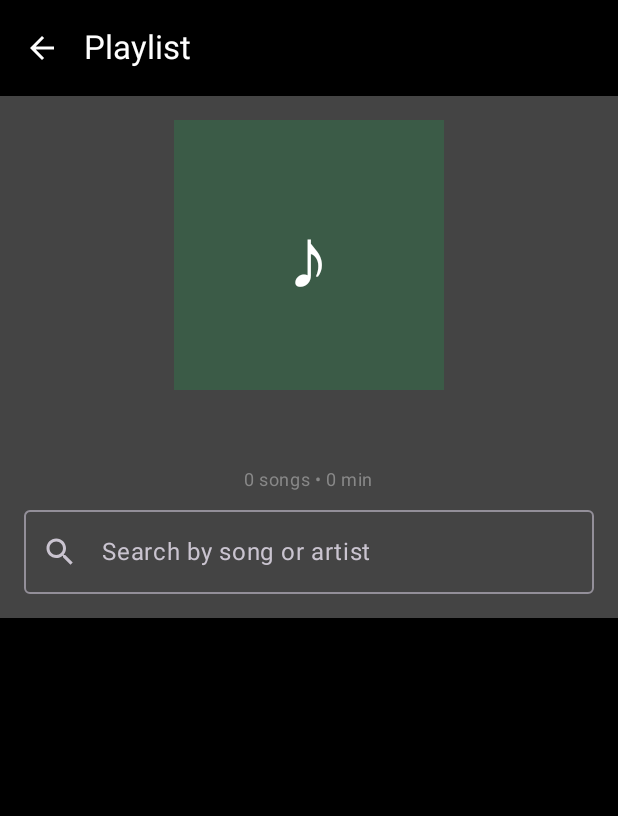
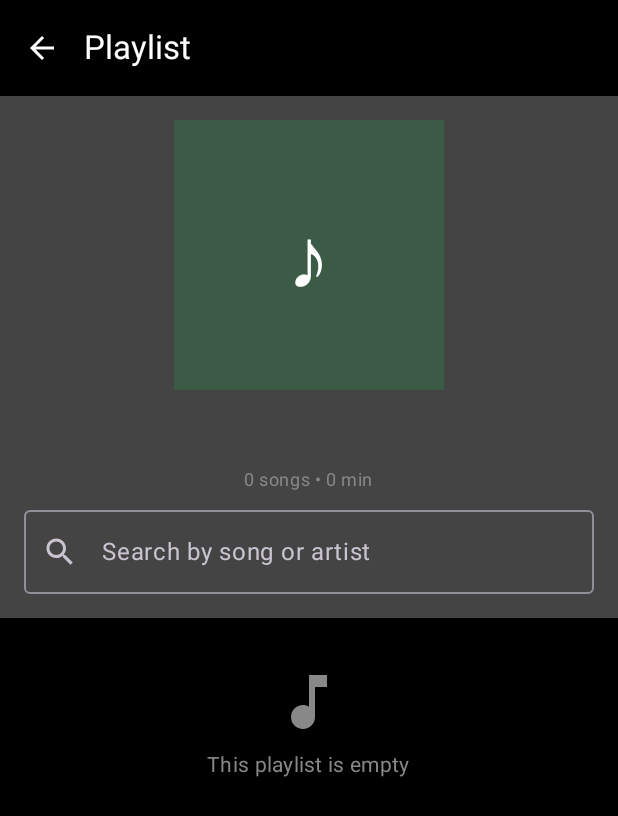
Before and after one commit to Aron-Judge/AndroidMediaPlayer, an Android app built with Jetpack Compose: the composable PlaylistDetailScreen called with empty values, on a phone screen of 412 x 824 dp. Shown: the top 816 px of the screen. Run offline under Robolectric (Android 15) with nearby library versions, the phone set to English and light mode, and no system bars; our stand-ins replace Room's generated code; pictures from the network do not load.

Commit message:
Added "no results found" if search bar finds no results as well as added animations to searching

```diff
--- a/app/src/main/java/com/aron/mediaplayer/ui/screens/PlaylistDetailScreen.kt
+++ b/app/src/main/java/com/aron/mediaplayer/ui/screens/PlaylistDetailScreen.kt
@@ -1,15 +1,23 @@
-@file:OptIn(androidx.compose.material3.ExperimentalMaterial3Api::class)
+@file:OptIn(
+    androidx.compose.material3.ExperimentalMaterial3Api::class,
+    androidx.compose.foundation.ExperimentalFoundationApi::class // ✅ add this
+)
 
 package com.aron.mediaplayer.ui.screens
 
 import android.content.Intent
+import androidx.compose.animation.AnimatedVisibility
+import androidx.compose.animation.fadeIn
+import androidx.compose.animation.fadeOut
 import androidx.compose.foundation.background
 import androidx.compose.foundation.layout.*
 import androidx.compose.foundation.lazy.LazyColumn
 import androidx.compose.foundation.lazy.items
+import androidx.compose.foundation.lazy.itemsIndexed
 import androidx.compose.material.icons.Icons
 import androidx.compose.material.icons.filled.ArrowBack
 import androidx.compose.material.icons.filled.Edit
+import androidx.compose.material.icons.filled.MusicNote
 import androidx.compose.material.icons.filled.Search
 import androidx.compose.material3.*
 import androidx.compose.runtime.*
@@ -49,7 +57,6 @@ fun PlaylistDetailScreen(
         value = dao.getPlaylistById(playlistId)
     }
 
-    // ✅ Live search results
     val tracks by viewModel.getTracksForPlaylistLive(playlistId).collectAsState()
     val searchText by viewModel.getSearchQuery().collectAsState()
 
@@ -175,7 +182,7 @@ fun PlaylistDetailScreen(
 
                     Spacer(Modifier.height(12.dp))
 
-                    // ✅ Search bar
+                    // Search bar
                     OutlinedTextField(
                         value = searchText,
                         onValueChange = { viewModel.setSearchQuery(it) },
@@ -187,8 +194,50 @@ fun PlaylistDetailScreen(
                 }
             }
 
-            // Track list
-            items(tracks) { track ->
+            // Animated empty state
+            item {
+                AnimatedVisibility(
+                    visible = tracks.isEmpty(),
+                    enter = fadeIn(),
+                    exit = fadeOut()
+                ) {
+                    Box(
+                        modifier = Modifier
+                            .fillMaxWidth()
+                            .padding(32.dp),
+                        contentAlignment = Alignment.Center
+                    ) {
+                        Column(horizontalAlignment = Alignment.CenterHorizontally) {
+                            Icon(
+                                imageVector = if (searchText.isBlank()) Icons.Default.MusicNote else Icons.Default.Search,
+                                contentDescription = null,
+                                tint = Color.Gray,
+                                modifier = Modifier.size(48.dp)
+                            )
+                            Spacer(Modifier.height(8.dp))
+                            val message = if (searchText.isBlank()) {
+                                "This playlist is empty"
+                            } else {
+                                "No results found for \"$searchText\""
+                            }
+                            Text(
+                                text = message,
+                                style = MaterialTheme.typography.bodyMedium,
+                                color = Color.Gray
+                            )
+                        }
+                    }
+                }
+            }
+
+            // Animated track list
+            if (tracks.isNotEmpty()) {
+                itemsIndexed(tracks, key = { _, track -> track.id }) { _, track ->
+                    AnimatedVisibility(
+                        visible = true,
+                        enter = fadeIn(),
+                        exit = fadeOut()
+                    ) {
                         PlaylistTrackItem(
                             track = track,
                             isPlaying = track.uri == currentPlayingUri,
@@ -204,8 +253,11 @@ fun PlaylistDetailScreen(
                                 targetSong = track
                                 showPicker = true
                             },
-                    searchQuery = searchText // ✅ Pass search text for highlighting
+                            searchQuery = searchText,
+                            modifier = Modifier.animateItemPlacement() // smooth position changes
                         )
+                    }
+                }
             }
         }
     }
```
Also changed, not shown: app/src/main/java/com/aron/mediaplayer/ui/components/PlaylistTrackItem.kt (+3 -5 lines). Lines whose indentation alone changed are shown as unchanged.
